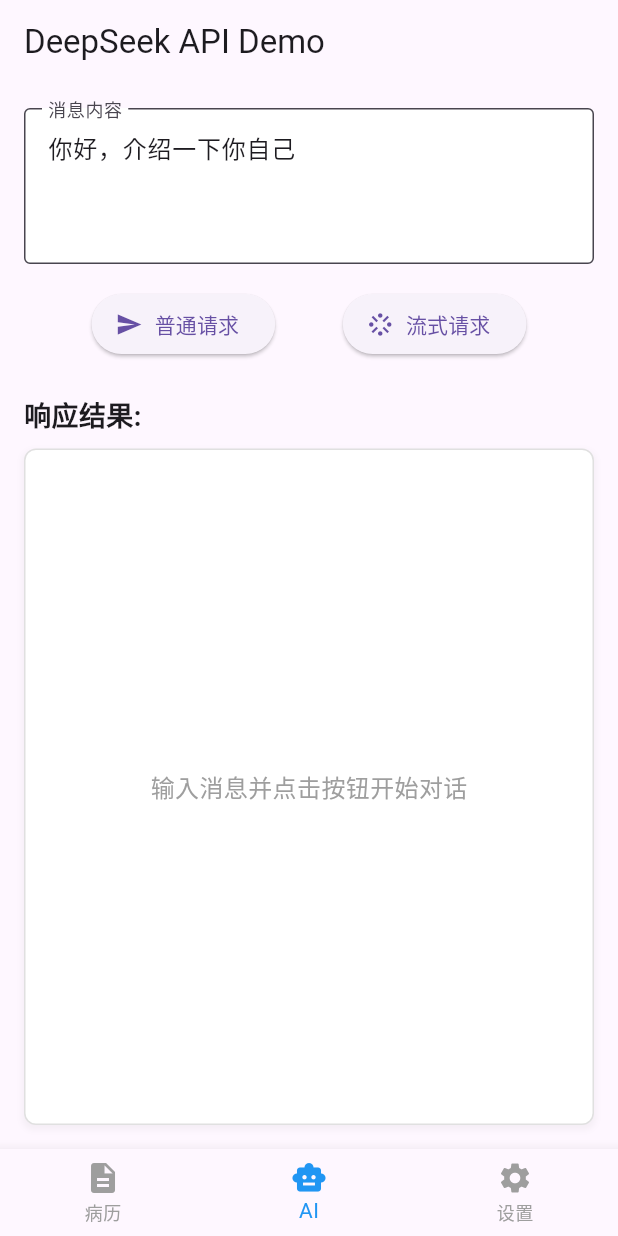
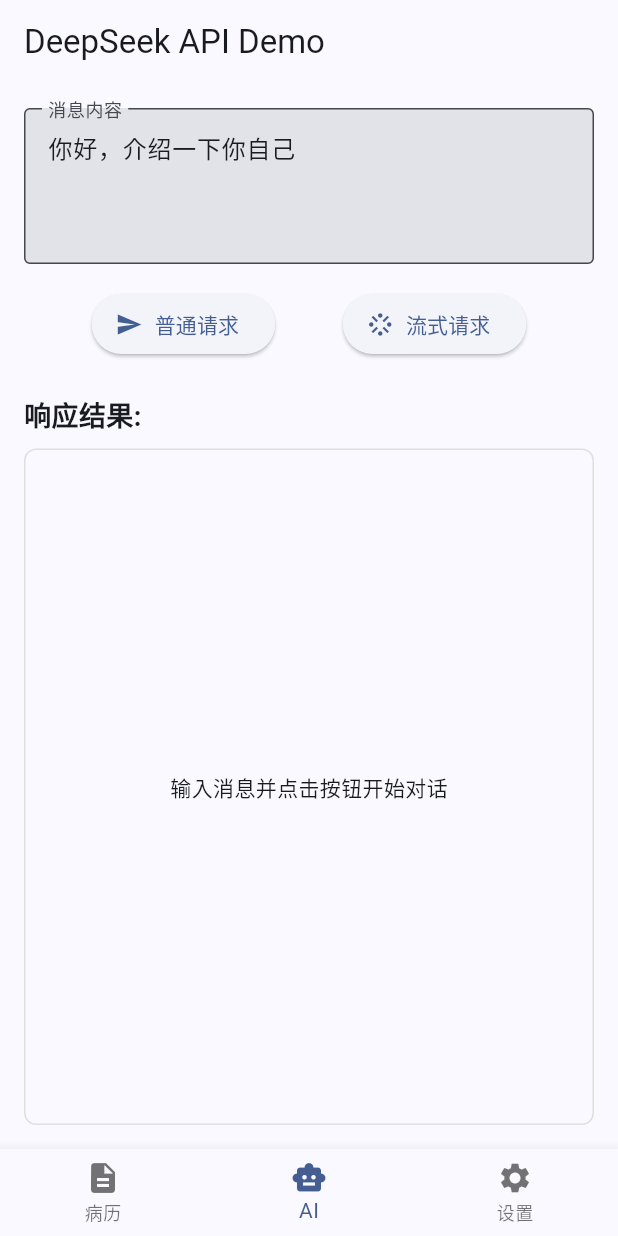
Before and after one commit to viket-vista/Medical-Manager, a Flutter app: the screen it shows after launch, swiped to page 2, on a phone screen of 412 x 824 dp. Run offline on Flutter 3.47's test engine with Material 3 defaults, Android fonts, the phone set to English and light mode, and no system bars; drawn by our look-alikes of dynamic_color; our stand-ins replace audioplayers, dio, file_picker, image_picker, permission_handler, photo_view and 1 more; missing offline and left inert: flutter_sound.

Commit message:
添加部分动画

```diff
--- a/lib/main.dart
+++ b/lib/main.dart
@@ -1,32 +1,70 @@
-
 import 'package:flutter/material.dart';
 import 'pages/home.dart';
 import 'package:provider/provider.dart';
 import 'models/settings_model.dart';
+import 'package:dynamic_color/dynamic_color.dart';
 
 void main() async {
   WidgetsFlutterBinding.ensureInitialized();
   final settingsModel = SettingsModel();
   await settingsModel.init();
-  runApp(ChangeNotifierProvider.value(
-      value: settingsModel,
-      child: MyApp(),
-    ),);
+  runApp(ChangeNotifierProvider.value(value: settingsModel, child: MyApp()));
 }
+
 class MyApp extends StatelessWidget {
   const MyApp({super.key});
-
-
+  static const _defaultColorSeed = Colors.blueAccent;
   @override
   Widget build(BuildContext context) {
     final settings = Provider.of<SettingsModel>(context);
-    return MaterialApp(
-      debugShowCheckedModeBanner: false,
-      home:  AllMHpage(),
-      theme: ThemeData.light(),
-      darkTheme: ThemeData.dark(),
-      themeMode: settings.autoDarkMode ? ThemeMode.system : settings.darkMode ? ThemeMode.dark : ThemeMode.light,
+    return DynamicColorBuilder(
+      builder: (ColorScheme? lightDynamic, ColorScheme? darkDynamic) {
+        ColorScheme lightColorScheme;
+        ColorScheme darkColorScheme;
+
+        if (lightDynamic != null && darkDynamic != null) {
+          // 亮色模式 Monet 取色
+          lightColorScheme = lightDynamic.harmonized();
+          // 暗色模式 Monet 取色
+          darkColorScheme = darkDynamic.harmonized();
+        } else {
+          // Fallback 颜色，当不支持 Monet 取色的时候使用
+          lightColorScheme = ColorScheme.fromSeed(seedColor: _defaultColorSeed);
+          darkColorScheme = ColorScheme.fromSeed(
+            seedColor: _defaultColorSeed,
+            brightness: Brightness.dark,
+          );
+        }
+        return MaterialApp(
+          debugShowCheckedModeBanner: false,
+          home: AllMHpage(),
+          theme: ThemeData(
+            brightness: Brightness.light,
+            useMaterial3: true,
+            colorScheme: lightColorScheme,
+            pageTransitionsTheme: const PageTransitionsTheme(
+              builders: {
+                TargetPlatform.android: PredictiveBackPageTransitionsBuilder(),
+              },
+            ),
+          ),
+          darkTheme: ThemeData(
+            brightness: Brightness.dark,
+            useMaterial3: true,
+            colorScheme: darkColorScheme,
+            pageTransitionsTheme: const PageTransitionsTheme(
+              builders: {
+                TargetPlatform.android: PredictiveBackPageTransitionsBuilder(),
+              },
+            ),
+          ),
+          themeMode: settings.autoDarkMode
+              ? ThemeMode.system
+              : settings.darkMode
+              ? ThemeMode.dark
+              : ThemeMode.light,
+        );
+      },
     );
   }
-
 }
--- a/lib/pages/AI.dart
+++ b/lib/pages/AI.dart
@@ -112,7 +112,8 @@ class _AIPageState extends State<AIPage> {
           try {
             final jsonData = json.decode(data);
             final content = jsonData['choices']?[0]['delta']?['content'];
-            final reasoningcontent = jsonData['choices']?[0]['delta']?['reasoning_content'];
+            final reasoningcontent =
+                jsonData['choices']?[0]['delta']?['reasoning_content'];
             if (reasoningcontent != null && reasoningcontent.isNotEmpty) {
               setState(() {
                 // 添加到响应列表
@@ -208,7 +209,6 @@ class _AIPageState extends State<AIPage> {
                 labelText: '消息内容',
                 border: OutlineInputBorder(),
                 filled: true,
-                fillColor: Colors.white,
               ),
               maxLines: 3,
             ),
@@ -221,12 +221,16 @@ class _AIPageState extends State<AIPage> {
                 ElevatedButton.icon(
                   icon: const Icon(Icons.send),
                   label: const Text('普通请求'),
-                  onPressed: _isLoading || _isStreaming ? null : _sendNormalRequest,
+                  onPressed: _isLoading || _isStreaming
+                      ? null
+                      : _sendNormalRequest,
                 ),
                 ElevatedButton.icon(
                   icon: const Icon(Icons.stream),
                   label: const Text('流式请求'),
-                  onPressed: _isLoading || _isStreaming ? null : _startStreamRequest,
+                  onPressed: _isLoading || _isStreaming
+                      ? null
+                      : _startStreamRequest,
                 ),
               ],
             ),
@@ -244,17 +248,8 @@ class _AIPageState extends State<AIPage> {
               child: Container(
                 padding: const EdgeInsets.all(12),
                 decoration: BoxDecoration(
-                  color: Colors.white,
                   border: Border.all(color: Colors.grey.shade300),
                   borderRadius: BorderRadius.circular(8),
-                  boxShadow: [
-                    BoxShadow(
-                      color: Colors.grey.withAlpha(25),
-                      spreadRadius: 1,
-                      blurRadius: 3,
-                      offset: const Offset(0, 2),
-                    ),
-                  ],
                 ),
                 child: _buildResponseContent(),
               ),
@@ -294,7 +289,11 @@ class _AIPageState extends State<AIPage> {
                 padding: EdgeInsets.only(top: 8.0),
                 child: Row(
                   children: [
-                    SizedBox(width: 24, height: 24, child: CircularProgressIndicator(strokeWidth: 2)),
+                    SizedBox(
+                      width: 24,
+                      height: 24,
+                      child: CircularProgressIndicator(strokeWidth: 2),
+                    ),
                     SizedBox(width: 8),
                     Text('接收中...', style: TextStyle(color: Colors.grey)),
                   ],
@@ -325,11 +324,6 @@ class _AIPageState extends State<AIPage> {
       );
     }
 
-    return const Center(
-      child: Text(
-        '输入消息并点击按钮开始对话',
-        style: TextStyle(color: Colors.grey, fontSize: 16),
-      ),
-    );
+    return const Center(child: Text('输入消息并点击按钮开始对话'));
   }
 }
--- a/lib/pages/home.dart
+++ b/lib/pages/home.dart
@@ -61,8 +61,6 @@ class _AllMHpageState extends State<AllMHpage> {
           BottomNavigationBarItem(icon: Icon(Icons.settings), label: '设置'),
         ],
         currentIndex: _selectedIndex,
-        selectedItemColor: Colors.blue,
-        unselectedItemColor: Colors.grey,
         showUnselectedLabels: true,
         onTap: _onItemTapped,
       ),
--- a/pubspec.yaml
+++ b/pubspec.yaml
@@ -48,6 +48,7 @@ dependencies:
   sqflite: ^2.4.2
   uuid: ^4.5.1
   audioplayers: ^6.5.0
+  dynamic_color: ^1.7.0
 
 dev_dependencies:
   flutter_test:
```
Also changed, not shown: lib/pages/editpage.dart (+28 -16 lines), pubspec.lock, 7 other files.
